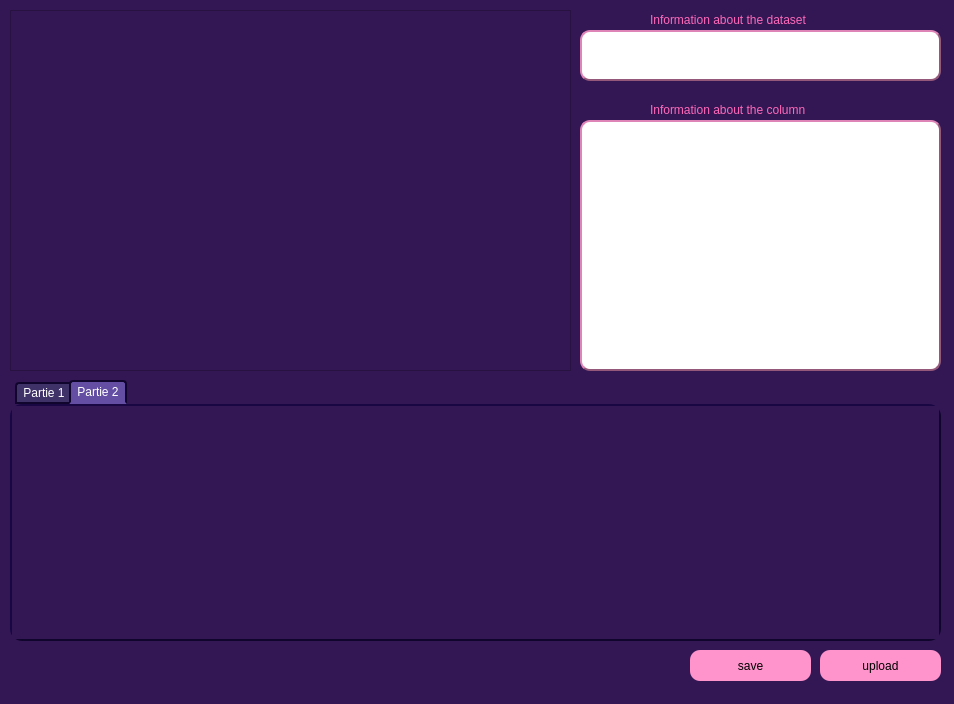
super-cinnamon/Projet_DM, file PROJET_DM.ui: the form before one commit.
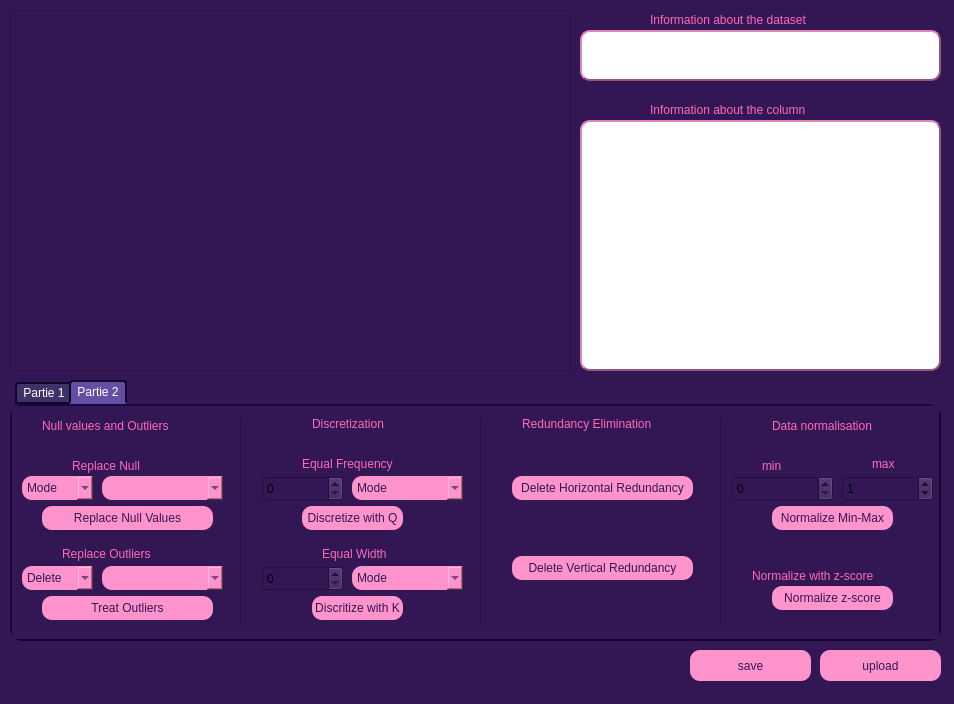
The form after the commit. The open tabs and pages were chosen to show the change. Icons and pictures are not drawn.

Commit message: added part 2 tab

```diff
--- a/PROJET_DM.ui
+++ b/PROJET_DM.ui
@@ -14,8 +14,7 @@
    <string>MainWindow</string>
   </property>
   <property name="styleSheet">
-   <string notr="true">background-color: rgb(16, 5, 44);
-background-color: rgb(51, 23, 84);</string>
+   <string notr="true">background-color: rgb(51, 23, 84);</string>
   </property>
   <widget class="QWidget" name="centralwidget">
    <widget class="QTableView" name="pandasTv">
@@ -45,6 +44,7 @@
 	background-color:rgb(255, 147, 203);
 	border-radius:10px;
 	border-style:outset;
+color: rgb(51, 23, 84);
 }
 QPushButton:hover {
             background-color: rgb(246, 252, 126);
@@ -72,6 +72,7 @@
 	background-color:rgb(255, 147, 203);
 	border-radius:10px;
 	border-style:outset;
+	color: rgb(51, 23, 84);
 }
 QPushButton:hover {
             background-color: rgb(246, 252, 126);
@@ -418,6 +419,673 @@
      <attribute name="title">
       <string>Partie 2</string>
      </attribute>
+     <widget class="Line" name="line">
+      <property name="geometry">
+       <rect>
+        <x>220</x>
+        <y>10</y>
+        <width>20</width>
+        <height>211</height>
+       </rect>
+      </property>
+      <property name="orientation">
+       <enum>Qt::Vertical</enum>
+      </property>
+     </widget>
+     <widget class="Line" name="line_2">
+      <property name="geometry">
+       <rect>
+        <x>460</x>
+        <y>10</y>
+        <width>20</width>
+        <height>211</height>
+       </rect>
+      </property>
+      <property name="orientation">
+       <enum>Qt::Vertical</enum>
+      </property>
+     </widget>
+     <widget class="Line" name="line_3">
+      <property name="geometry">
+       <rect>
+        <x>700</x>
+        <y>10</y>
+        <width>20</width>
+        <height>211</height>
+       </rect>
+      </property>
+      <property name="orientation">
+       <enum>Qt::Vertical</enum>
+      </property>
+     </widget>
+     <widget class="QLabel" name="label_2">
+      <property name="geometry">
+       <rect>
+        <x>30</x>
+        <y>10</y>
+        <width>161</width>
+        <height>20</height>
+       </rect>
+      </property>
+      <property name="styleSheet">
+       <string notr="true">font: 600 11pt &quot;Bahnschrift SemiBold&quot;;
+color: rgb(255, 105, 185);</string>
+      </property>
+      <property name="text">
+       <string>Null values and Outliers</string>
+      </property>
+     </widget>
+     <widget class="QLabel" name="label_3">
+      <property name="geometry">
+       <rect>
+        <x>300</x>
+        <y>10</y>
+        <width>101</width>
+        <height>16</height>
+       </rect>
+      </property>
+      <property name="styleSheet">
+       <string notr="true">font: 600 11pt &quot;Bahnschrift SemiBold&quot;;
+color: rgb(255, 105, 185);</string>
+      </property>
+      <property name="text">
+       <string>Discretization</string>
+      </property>
+     </widget>
+     <widget class="QLabel" name="label_4">
+      <property name="geometry">
+       <rect>
+        <x>510</x>
+        <y>10</y>
+        <width>161</width>
+        <height>16</height>
+       </rect>
+      </property>
+      <property name="styleSheet">
+       <string notr="true">font: 600 11pt &quot;Bahnschrift SemiBold&quot;;
+color: rgb(255, 105, 185);</string>
+      </property>
+      <property name="text">
+       <string>Redundancy Elimination</string>
+      </property>
+     </widget>
+     <widget class="QLabel" name="label_5">
+      <property name="geometry">
+       <rect>
+        <x>760</x>
+        <y>10</y>
+        <width>131</width>
+        <height>20</height>
+       </rect>
+      </property>
+      <property name="styleSheet">
+       <string notr="true">font: 600 11pt &quot;Bahnschrift SemiBold&quot;;
+color: rgb(255, 105, 185);</string>
+      </property>
+      <property name="text">
+       <string>Data normalisation</string>
+      </property>
+     </widget>
+     <widget class="QComboBox" name="combo_null">
+      <property name="geometry">
+       <rect>
+        <x>10</x>
+        <y>70</y>
+        <width>71</width>
+        <height>24</height>
+       </rect>
+      </property>
+      <property name="styleSheet">
+       <string notr="true">background-color:rgb(255, 147, 203);
+	border-radius:10px;
+	border-style:outset;
+color: rgb(51, 23, 84);</string>
+      </property>
+      <item>
+       <property name="text">
+        <string>Mode</string>
+       </property>
+      </item>
+      <item>
+       <property name="text">
+        <string>Median</string>
+       </property>
+      </item>
+      <item>
+       <property name="text">
+        <string>Mean</string>
+       </property>
+      </item>
+     </widget>
+     <widget class="QComboBox" name="combo_outlier">
+      <property name="geometry">
+       <rect>
+        <x>10</x>
+        <y>160</y>
+        <width>71</width>
+        <height>24</height>
+       </rect>
+      </property>
+      <property name="styleSheet">
+       <string notr="true">background-color:rgb(255, 147, 203);
+	border-radius:10px;
+	border-style:outset;
+color: rgb(51, 23, 84);</string>
+      </property>
+      <item>
+       <property name="text">
+        <string>Delete</string>
+       </property>
+      </item>
+      <item>
+       <property name="text">
+        <string>Mode</string>
+       </property>
+      </item>
+      <item>
+       <property name="text">
+        <string>Median</string>
+       </property>
+      </item>
+      <item>
+       <property name="text">
+        <string>Mean</string>
+       </property>
+      </item>
+     </widget>
+     <widget class="QPushButton" name="replace_null">
+      <property name="geometry">
+       <rect>
+        <x>30</x>
+        <y>100</y>
+        <width>171</width>
+        <height>24</height>
+       </rect>
+      </property>
+      <property name="styleSheet">
+       <string notr="true">QPushButton{
+	background-color:rgb(255, 147, 203);
+	border-radius:10px;
+	border-style:outset;
+	color: rgb(51, 23, 84);
+}
+QPushButton:hover {
+            background-color: rgb(246, 252, 126);
+        }
+QPushButton:focus {
+            background-color: rgb(90, 71, 173);
+        }
+</string>
+      </property>
+      <property name="text">
+       <string>Replace Null Values</string>
+      </property>
+     </widget>
+     <widget class="QPushButton" name="replace_outlier">
+      <property name="geometry">
+       <rect>
+        <x>30</x>
+        <y>190</y>
+        <width>171</width>
+        <height>24</height>
+       </rect>
+      </property>
+      <property name="styleSheet">
+       <string notr="true">QPushButton{
+	background-color:rgb(255, 147, 203);
+	border-radius:10px;
+	border-style:outset;
+	 color:rgb(51, 23, 84);
+}
+QPushButton:hover {
+            background-color: rgb(246, 252, 126);
+        }
+QPushButton:focus {
+            background-color: rgb(90, 71, 173);
+        }
+</string>
+      </property>
+      <property name="text">
+       <string>Treat Outliers</string>
+      </property>
+     </widget>
+     <widget class="QLabel" name="label_6">
+      <property name="geometry">
+       <rect>
+        <x>60</x>
+        <y>50</y>
+        <width>91</width>
+        <height>20</height>
+       </rect>
+      </property>
+      <property name="styleSheet">
+       <string notr="true">font: 600 11pt &quot;Bahnschrift SemiBold&quot;;
+color: rgb(255, 105, 185);</string>
+      </property>
+      <property name="text">
+       <string>Replace Null</string>
+      </property>
+     </widget>
+     <widget class="QLabel" name="label_7">
+      <property name="geometry">
+       <rect>
+        <x>50</x>
+        <y>140</y>
+        <width>111</width>
+        <height>16</height>
+       </rect>
+      </property>
+      <property name="styleSheet">
+       <string notr="true">font: 600 11pt &quot;Bahnschrift SemiBold&quot;;
+color: rgb(255, 105, 185);</string>
+      </property>
+      <property name="text">
+       <string>Replace Outliers</string>
+      </property>
+     </widget>
+     <widget class="QSpinBox" name="Q_value">
+      <property name="geometry">
+       <rect>
+        <x>250</x>
+        <y>70</y>
+        <width>81</width>
+        <height>25</height>
+       </rect>
+      </property>
+     </widget>
+     <widget class="QComboBox" name="comboBox">
+      <property name="geometry">
+       <rect>
+        <x>340</x>
+        <y>70</y>
+        <width>111</width>
+        <height>24</height>
+       </rect>
+      </property>
+      <property name="styleSheet">
+       <string notr="true">background-color:rgb(255, 147, 203);
+	border-radius:10px;
+	border-style:outset;
+color: rgb(51, 23, 84);</string>
+      </property>
+      <item>
+       <property name="text">
+        <string>Mode</string>
+       </property>
+      </item>
+      <item>
+       <property name="text">
+        <string>Median</string>
+       </property>
+      </item>
+      <item>
+       <property name="text">
+        <string>Mean</string>
+       </property>
+      </item>
+     </widget>
+     <widget class="QComboBox" name="comboBox_2">
+      <property name="geometry">
+       <rect>
+        <x>340</x>
+        <y>160</y>
+        <width>111</width>
+        <height>24</height>
+       </rect>
+      </property>
+      <property name="styleSheet">
+       <string notr="true">background-color:rgb(255, 147, 203);
+	border-radius:10px;
+	border-style:outset;
+color: rgb(51, 23, 84);</string>
+      </property>
+      <item>
+       <property name="text">
+        <string>Mode</string>
+       </property>
+      </item>
+      <item>
+       <property name="text">
+        <string>Median</string>
+       </property>
+      </item>
+      <item>
+       <property name="text">
+        <string>Mean</string>
+       </property>
+      </item>
+     </widget>
+     <widget class="QPushButton" name="discretize_frequency">
+      <property name="geometry">
+       <rect>
+        <x>290</x>
+        <y>100</y>
+        <width>101</width>
+        <height>24</height>
+       </rect>
+      </property>
+      <property name="styleSheet">
+       <string notr="true">QPushButton{
+	background-color:rgb(255, 147, 203);
+	border-radius:10px;
+	border-style:outset;
+color: rgb(51, 23, 84);
+}
+QPushButton:hover {
+            background-color: rgb(246, 252, 126);
+        }
+QPushButton:focus {
+            background-color: rgb(90, 71, 173);
+        }
+</string>
+      </property>
+      <property name="text">
+       <string>Discretize with Q</string>
+      </property>
+     </widget>
+     <widget class="QPushButton" name="discretize_width">
+      <property name="geometry">
+       <rect>
+        <x>300</x>
+        <y>190</y>
+        <width>91</width>
+        <height>24</height>
+       </rect>
+      </property>
+      <property name="styleSheet">
+       <string notr="true">QPushButton{
+	background-color:rgb(255, 147, 203);
+	border-radius:10px;
+	border-style:outset;
+color: rgb(51, 23, 84);
+}
+QPushButton:hover {
+            background-color: rgb(246, 252, 126);
+        }
+QPushButton:focus {
+            background-color: rgb(90, 71, 173);
+        }
+</string>
+      </property>
+      <property name="text">
+       <string>Discritize with K</string>
+      </property>
+     </widget>
+     <widget class="QLabel" name="label_8">
+      <property name="geometry">
+       <rect>
+        <x>290</x>
+        <y>50</y>
+        <width>121</width>
+        <height>16</height>
+       </rect>
+      </property>
+      <property name="styleSheet">
+       <string notr="true">font: 600 11pt &quot;Bahnschrift SemiBold&quot;;
+color: rgb(255, 105, 185);</string>
+      </property>
+      <property name="text">
+       <string>Equal Frequency</string>
+      </property>
+     </widget>
+     <widget class="QLabel" name="label_9">
+      <property name="geometry">
+       <rect>
+        <x>310</x>
+        <y>140</y>
+        <width>81</width>
+        <height>16</height>
+       </rect>
+      </property>
+      <property name="styleSheet">
+       <string notr="true">font: 600 11pt &quot;Bahnschrift SemiBold&quot;;
+color: rgb(255, 105, 185);</string>
+      </property>
+      <property name="text">
+       <string>Equal Width</string>
+      </property>
+     </widget>
+     <widget class="QSpinBox" name="K_value">
+      <property name="geometry">
+       <rect>
+        <x>250</x>
+        <y>160</y>
+        <width>81</width>
+        <height>25</height>
+       </rect>
+      </property>
+     </widget>
+     <widget class="QPushButton" name="eliminate_rows">
+      <property name="geometry">
+       <rect>
+        <x>500</x>
+        <y>70</y>
+        <width>181</width>
+        <height>24</height>
+       </rect>
+      </property>
+      <property name="styleSheet">
+       <string notr="true">QPushButton{
+	background-color:rgb(255, 147, 203);
+	border-radius:10px;
+	border-style:outset;
+color: rgb(51, 23, 84);
+}
+QPushButton:hover {
+            background-color: rgb(246, 252, 126);
+        }
+QPushButton:focus {
+            background-color: rgb(90, 71, 173);
+        }
+</string>
+      </property>
+      <property name="text">
+       <string>Delete Horizontal Redundancy</string>
+      </property>
+     </widget>
+     <widget class="QPushButton" name="pushButton">
+      <property name="geometry">
+       <rect>
+        <x>500</x>
+        <y>150</y>
+        <width>181</width>
+        <height>24</height>
+       </rect>
+      </property>
+      <property name="styleSheet">
+       <string notr="true">QPushButton{
+	background-color:rgb(255, 147, 203);
+	border-radius:10px;
+	border-style:outset;
+color: rgb(51, 23, 84);
+}
+QPushButton:hover {
+            background-color: rgb(246, 252, 126);
+        }
+QPushButton:focus {
+            background-color: rgb(90, 71, 173);
+        }
+</string>
+      </property>
+      <property name="text">
+       <string>Delete Vertical Redundancy</string>
+      </property>
+     </widget>
+     <widget class="QSpinBox" name="min_value">
+      <property name="geometry">
+       <rect>
+        <x>720</x>
+        <y>70</y>
+        <width>101</width>
+        <height>25</height>
+       </rect>
+      </property>
+     </widget>
+     <widget class="QSpinBox" name="max_value">
+      <property name="geometry">
+       <rect>
+        <x>830</x>
+        <y>70</y>
+        <width>91</width>
+        <height>25</height>
+       </rect>
+      </property>
+      <property name="value">
+       <number>1</number>
+      </property>
+     </widget>
+     <widget class="QPushButton" name="normal_minmax">
+      <property name="geometry">
+       <rect>
+        <x>760</x>
+        <y>100</y>
+        <width>121</width>
+        <height>24</height>
+       </rect>
+      </property>
+      <property name="styleSheet">
+       <string notr="true">QPushButton{
+	background-color:rgb(255, 147, 203);
+	border-radius:10px;
+	border-style:outset;
+color: rgb(51, 23, 84);
+}
+QPushButton:hover {
+            background-color: rgb(246, 252, 126);
+        }
+QPushButton:focus {
+            background-color: rgb(90, 71, 173);
+        }
+</string>
+      </property>
+      <property name="text">
+       <string>Normalize Min-Max</string>
+      </property>
+     </widget>
+     <widget class="QPushButton" name="normal_zscore">
+      <property name="geometry">
+       <rect>
+        <x>760</x>
+        <y>180</y>
+        <width>121</width>
+        <height>24</height>
+       </rect>
+      </property>
+      <property name="styleSheet">
+       <string notr="true">QPushButton{
+	background-color:rgb(255, 147, 203);
+	border-radius:10px;
+	border-style:outset;
+color: rgb(51, 23, 84);
+}
+QPushButton:hover {
+            background-color: rgb(246, 252, 126);
+        }
+QPushButton:focus {
+            background-color: rgb(90, 71, 173);
+        }
+</string>
+      </property>
+      <property name="text">
+       <string>Normalize z-score</string>
+      </property>
+     </widget>
+     <widget class="QLabel" name="label_10">
+      <property name="geometry">
+       <rect>
+        <x>560</x>
+        <y>50</y>
+        <width>49</width>
+        <height>16</height>
+       </rect>
+      </property>
+      <property name="text">
+       <string/>
+      </property>
+     </widget>
+     <widget class="QLabel" name="label_11">
+      <property name="geometry">
+       <rect>
+        <x>750</x>
+        <y>50</y>
+        <width>31</width>
+        <height>20</height>
+       </rect>
+      </property>
+      <property name="styleSheet">
+       <string notr="true">font: 600 11pt &quot;Bahnschrift SemiBold&quot;;
+color: rgb(255, 105, 185);</string>
+      </property>
+      <property name="text">
+       <string>min</string>
+      </property>
+     </widget>
+     <widget class="QLabel" name="label_12">
+      <property name="geometry">
+       <rect>
+        <x>860</x>
+        <y>50</y>
+        <width>31</width>
+        <height>16</height>
+       </rect>
+      </property>
+      <property name="styleSheet">
+       <string notr="true">font: 600 11pt &quot;Bahnschrift SemiBold&quot;;
+color: rgb(255, 105, 185);</string>
+      </property>
+      <property name="text">
+       <string>max</string>
+      </property>
+     </widget>
+     <widget class="QLabel" name="label_13">
+      <property name="geometry">
+       <rect>
+        <x>740</x>
+        <y>160</y>
+        <width>161</width>
+        <height>20</height>
+       </rect>
+      </property>
+      <property name="styleSheet">
+       <string notr="true">font: 600 11pt &quot;Bahnschrift SemiBold&quot;;
+color: rgb(255, 105, 185);</string>
+      </property>
+      <property name="text">
+       <string>Normalize with z-score</string>
+      </property>
+     </widget>
+     <widget class="QComboBox" name="column_null">
+      <property name="geometry">
+       <rect>
+        <x>90</x>
+        <y>70</y>
+        <width>121</width>
+        <height>24</height>
+       </rect>
+      </property>
+      <property name="styleSheet">
+       <string notr="true">background-color:rgb(255, 147, 203);
+	border-radius:10px;
+	border-style:outset;
+color: rgb(51, 23, 84);</string>
+      </property>
+     </widget>
+     <widget class="QComboBox" name="column_outlier">
+      <property name="geometry">
+       <rect>
+        <x>90</x>
+        <y>160</y>
+        <width>121</width>
+        <height>24</height>
+       </rect>
+      </property>
+      <property name="styleSheet">
+       <string notr="true">background-color:rgb(255, 147, 203);
+	border-radius:10px;
+	border-style:outset;
+color: rgb(51, 23, 84);</string>
+      </property>
+     </widget>
     </widget>
    </widget>
   </widget>
```
Left out of the diff: 7 changed lines with no effect on the pictures.
